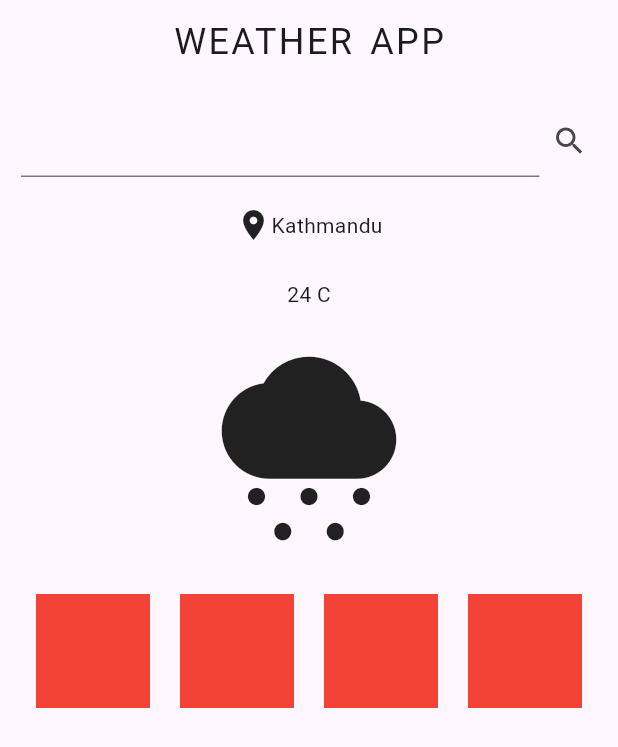
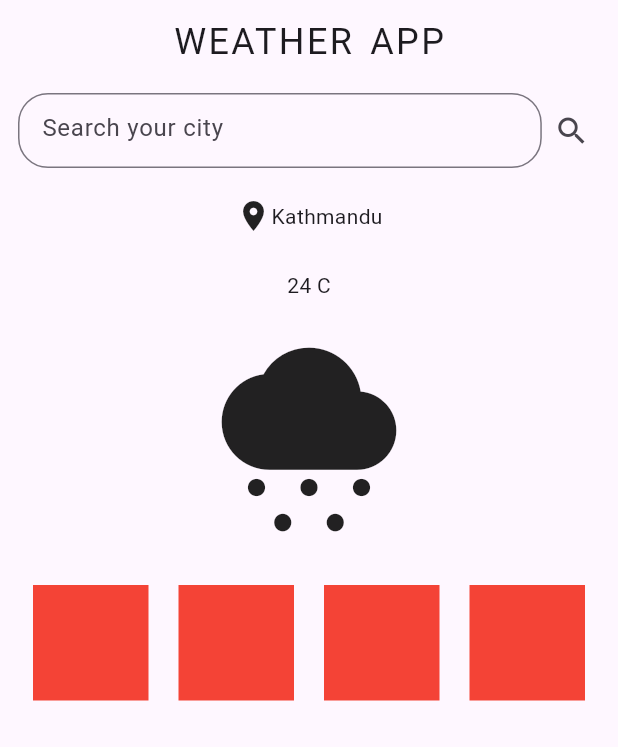
Before and after one commit to Utsav-Stha/weather, a Flutter app: the screen it shows after launch, on a phone screen of 412 x 824 dp. Shown: the top 747 px of the screen. Run offline on Flutter 3.47's test engine with Material 3 defaults, Android fonts, the phone set to English and light mode, and no system bars.

Commit message:
Styling search bar

```diff
--- /dev/null
+++ b/lib/core/widgets/custom_search_bar.dart
@@ -0,0 +1,33 @@
+import 'package:flutter/material.dart';
+
+class CustomSearchbar extends StatelessWidget {
+  const CustomSearchbar({super.key});
+
+  @override
+  Widget build(BuildContext context) {
+    return Row(
+      children: [
+        Expanded(
+          flex: 9,
+          child: Container(
+            height: 50.0,
+            child: TextField(
+              decoration: InputDecoration(
+                border: OutlineInputBorder(
+                  borderRadius: BorderRadius.circular(20.0),
+                ),
+                hintText: 'Search your city',
+              ),
+            ),
+          ),
+        ),
+        Expanded(
+          child: IconButton(
+            onPressed: () {},
+            icon: const Icon(Icons.search),
+          ),
+        ),
+      ],
+    );
+  }
+}
--- a/lib/features/home_page/home_page.dart
+++ b/lib/features/home_page/home_page.dart
@@ -1,4 +1,5 @@
 import 'package:flutter/material.dart';
+import 'package:weather/core/widgets/custom_search_bar.dart';
 
 class HomePage extends StatelessWidget {
   const HomePage({super.key});
@@ -20,23 +21,10 @@ class HomePage extends StatelessWidget {
       ),
       body: SingleChildScrollView(
         child: Padding(
-          padding: const EdgeInsets.all(14.0),
+          padding: const EdgeInsets.fromLTRB(12.0, 6.0, 12.0, 6.0),
           child: Column(
             children: [
-              Row(
-                children: [
-                  Expanded(
-                    flex: 9,
-                    child: TextField(),
-                  ),
-                  Expanded(
-                    child: IconButton(
-                      onPressed: () {},
-                      icon: const Icon(Icons.search),
-                    ),
-                  ),
-                ],
-              ),
+              CustomSearchbar(),
               const SizedBox(
                 height: 20.0,
               ),
--- a/lib/main.dart
+++ b/lib/main.dart
@@ -12,6 +12,7 @@ class MyApp extends StatelessWidget {
   @override
   Widget build(BuildContext context) {
     return MaterialApp(
+        debugShowCheckedModeBanner: false,
         title: 'Weather App',
         theme: ThemeData(
           colorScheme: ColorScheme.fromSeed(seedColor: Colors.deepPurple),
```
